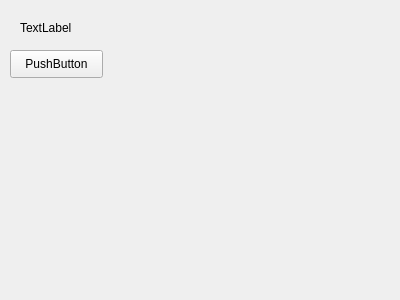
FeelMySkin/OverlayJoystick, file Qt_Overlay/Overlay/overlay.ui: the form before one commit.
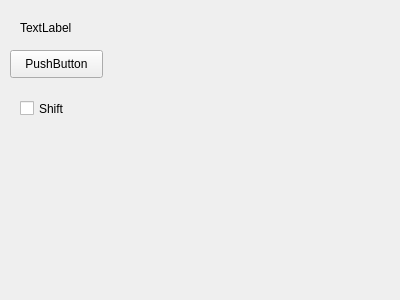
The form after the commit.

Commit message: Basic Functionality

Diff of the .ui file:
```diff
--- a/Qt_Overlay/Overlay/overlay.ui
+++ b/Qt_Overlay/Overlay/overlay.ui
@@ -39,6 +39,19 @@
     <string>TextLabel</string>
    </property>
   </widget>
+  <widget class="QCheckBox" name="checkBox">
+   <property name="geometry">
+    <rect>
+     <x>20</x>
+     <y>100</y>
+     <width>70</width>
+     <height>17</height>
+    </rect>
+   </property>
+   <property name="text">
+    <string>Shift</string>
+   </property>
+  </widget>
  </widget>
  <resources/>
  <connections/>
```
Left out of the diff: 3 changed lines with no effect on the pictures. The commit also changes 2 other files.
